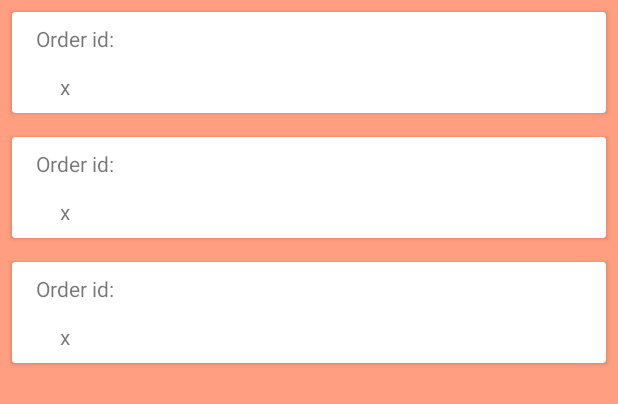
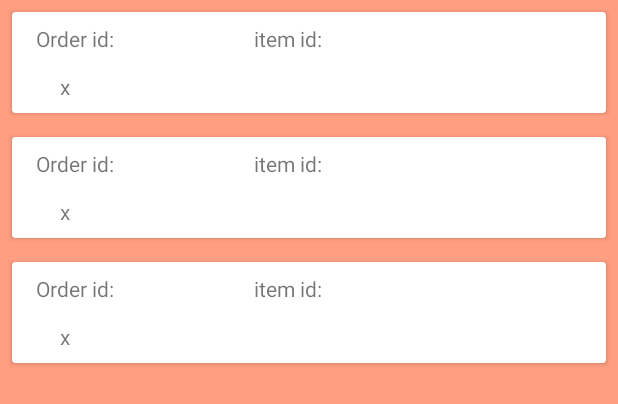
Before and after one commit to dakyboy/HungerWarrior, an Android app: the layout fragment_being_prepared_orders.xml on its own in the app's theme, with its tools: preview values and no code run, on a phone screen of 412 x 824 dp. Shown: the top 404 px of the screen. Run offline under Robolectric (Android 15) with nearby library versions, the phone set to English and light mode, and no system bars; network calls fail.

Commit message:
get order item id

```diff
--- a/app/src/main/java/com/dakiiii/hungerwarrior/adapter/OrderItemsAdapter.java
+++ b/app/src/main/java/com/dakiiii/hungerwarrior/adapter/OrderItemsAdapter.java
@@ -31,8 +31,8 @@ public class OrderItemsAdapter extends RecyclerView.Adapter<OrderItemsAdapter.Or
         OrderItem orderItem = eOrderItems.get(position);
         holder.eTextViewFoodName.setText(orderItem.getFoodName());
         holder.eTextViewFoodQty.setText(String.valueOf(orderItem.getQuantity()));
-        holder.eTextViewOrderItemStatus.setText(orderItem.getStatus());
         holder.eTextViewOrderId.setText(String.valueOf(orderItem.getOrderId()));
+        holder.eTextViewOrderItemId.setText(Integer.toString(orderItem.getId()));
 
     }
 
@@ -52,15 +52,15 @@ public class OrderItemsAdapter extends RecyclerView.Adapter<OrderItemsAdapter.Or
     public class OrderItemsViewHolder extends RecyclerView.ViewHolder {
         TextView eTextViewFoodName;
         TextView eTextViewFoodQty;
-        TextView eTextViewOrderItemStatus;
         TextView eTextViewOrderId;
+        TextView eTextViewOrderItemId;
 
         public OrderItemsViewHolder(@NonNull View itemView) {
             super(itemView);
             eTextViewOrderId = itemView.findViewById(R.id.textView_orderItem_order_id);
             eTextViewFoodName = itemView.findViewById(R.id.textView_orderItem_name);
-            eTextViewOrderItemStatus = itemView.findViewById(R.id.textView_orderItem_status);
             eTextViewFoodQty = itemView.findViewById(R.id.textView_orderItem_quantity);
+            eTextViewOrderItemId = itemView.findViewById(R.id.textView_orderItem_OrderItemId);
 
         }
     }
--- a/app/src/main/java/com/dakiiii/hungerwarrior/db/dao/OrderItemDao.java
+++ b/app/src/main/java/com/dakiiii/hungerwarrior/db/dao/OrderItemDao.java
@@ -22,7 +22,7 @@ public interface OrderItemDao {
     @Query("SELECT * FROM orderItems_table WHERE orderId = :orderId")
     LiveData<List<OrderItem>> getOrderItemByOrderId(int orderId);
 
-    @Query("SELECT * FROM orderItems_table WHERE status = :status")
+    @Query("SELECT * FROM orderItems_table WHERE status LIKE :status ORDER BY id DESC")
     LiveData<List<OrderItem>> getPendingOrderItems(String status);
 
 }
--- a/app/src/main/java/com/dakiiii/hungerwarrior/ui/viewmodel/OrderItemViewModel.java
+++ b/app/src/main/java/com/dakiiii/hungerwarrior/ui/viewmodel/OrderItemViewModel.java
@@ -36,12 +36,14 @@ public class OrderItemViewModel extends AndroidViewModel {
         return eOrderItemRepo.getLiveDataOrderItemsByStatus("cancelled");
     }
 
+    public LiveData<List<OrderItem>> getLiveDataCompletedOrderItems() {
+        return eOrderItemRepo.getLiveDataOrderItemsByStatus("completed");
+    }
+
     public void getOrderItems() {
         eOrderItemRepo.getOrderItems();
     }
 
 
-    public LiveData<List<OrderItem>> getLiveDataCompletedOrderItems() {
-        return eOrderItemRepo.getLiveDataOrderItemsByStatus("completed");
-    }
+
 }
--- a/app/src/main/res/layout/order_item_row.xml
+++ b/app/src/main/res/layout/order_item_row.xml
@@ -66,16 +66,7 @@
                 app:layout_constraintTop_toBottomOf="@+id/textView_orderItem_order_id" />
 
             <TextView
-                android:id="@+id/textView_orderItem_status"
-                android:layout_width="wrap_content"
-                android:layout_height="wrap_content"
-                android:layout_marginEnd="16dp"
-                android:layout_marginRight="16dp"
-                app:layout_constraintBottom_toBottomOf="parent"
-                app:layout_constraintEnd_toEndOf="parent"
-                app:layout_constraintTop_toTopOf="@+id/textView_orderItem_order_id" />
-
-            <TextView
+                android:labelFor="@id/textView_orderItem_OrderItemId"
                 android:id="@+id/textViewOrderIdLabel"
                 android:layout_width="wrap_content"
                 android:layout_height="wrap_content"
@@ -84,6 +75,25 @@
                 android:text="@string/order_id"
                 app:layout_constraintBaseline_toBaselineOf="@+id/textView_orderItem_order_id"
                 app:layout_constraintStart_toStartOf="parent" />
+
+            <TextView
+                android:id="@+id/textViewOrderItemIdLabel"
+                android:layout_width="wrap_content"
+                android:layout_height="wrap_content"
+                android:layout_marginStart="24dp"
+                android:layout_marginLeft="24dp"
+                android:text="@string/item_id"
+                app:layout_constraintStart_toEndOf="@+id/textView_orderItem_order_id"
+                app:layout_constraintTop_toTopOf="@+id/textView_orderItem_order_id" />
+
+            <TextView
+                android:id="@+id/textView_orderItem_OrderItemId"
+                android:layout_width="wrap_content"
+                android:layout_height="wrap_content"
+                android:layout_marginStart="8dp"
+                android:layout_marginLeft="8dp"
+                app:layout_constraintBaseline_toBaselineOf="@+id/textViewOrderItemIdLabel"
+                app:layout_constraintStart_toEndOf="@+id/textViewOrderItemIdLabel" />
         </androidx.constraintlayout.widget.ConstraintLayout>
     </androidx.cardview.widget.CardView>
 
--- a/app/src/main/res/values/strings.xml
+++ b/app/src/main/res/values/strings.xml
@@ -38,4 +38,5 @@
     <string name="preparing_orders">Being Prepared</string>
     <string name="x">x</string>
     <string name="order_id">Order id:</string>
+    <string name="item_id">item id:</string>
 </resources>
```
